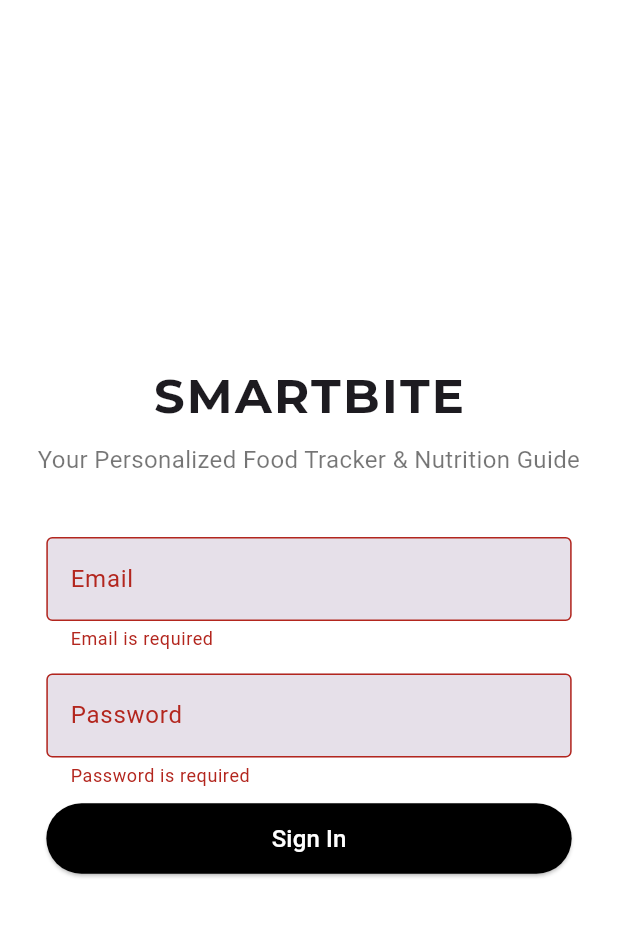
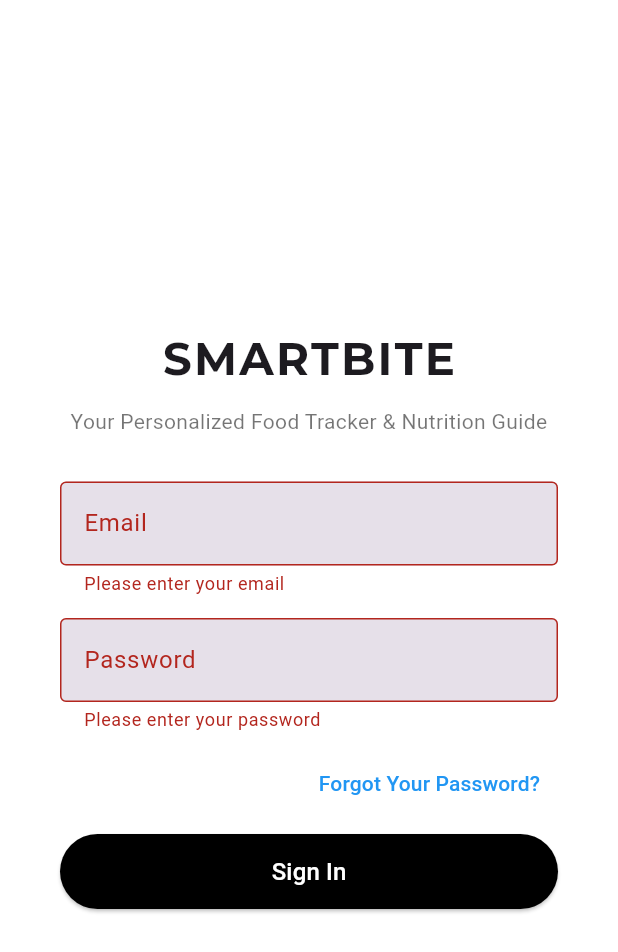
Before and after one commit to mariell00/AppDev, a Flutter app: the screen it shows after launch, after a tap on "Sign In", on a phone screen of 412 x 824 dp. Shown: the top 952 px of the screen. Run offline on Flutter 3.47's test engine with Material 3 defaults, Android fonts, the phone set to English and light mode, and no system bars.

Commit message:
Update login_page.dart

```diff
--- a/lib/login_page.dart
+++ b/lib/login_page.dart
@@ -24,115 +24,112 @@ class _LoginScreenState extends State<LoginScreen> {
   final TextEditingController _emailController = TextEditingController();
   final TextEditingController _passwordController = TextEditingController();
 
-  String? _validateEmail(String? value) {
-    if (value == null || value.isEmpty) {
-      return 'Email is required';
-    }
-    final emailRegex = RegExp(r'^[a-zA-Z0-9._%+-]+@[a-zA-Z0-9.-]+\.[a-zA-Z]{2,4}\$');
-    if (!emailRegex.hasMatch(value)) {
-      return 'Enter a valid email';
-    }
-    return null;
-  }
-
-  String? _validatePassword(String? value) {
-    if (value == null || value.isEmpty) {
-      return 'Password is required';
-    }
-    if (value.length < 6) {
-      return 'Password must be at least 6 characters';
-    }
-    return null;
-  }
-
-  void _submit() {
+  void _login() {
     if (_formKey.currentState!.validate()) {
-      print('Email: ${_emailController.text}, Password: ${_passwordController.text}');
+      print('Login Successful');
     }
   }
 
   @override
   Widget build(BuildContext context) {
-    final double screenWidth = MediaQuery.of(context).size.width;
-    final double fieldWidth = screenWidth > 600 ? 400 : screenWidth * 0.85;
-
     return Scaffold(
       backgroundColor: Colors.white,
-      body: Center(
-        child: Padding(
-          padding: const EdgeInsets.symmetric(horizontal: 20),
+      body: Padding(
+        padding: EdgeInsets.symmetric(horizontal: 40),
+        child: Center(
+          child: Form(
+            key: _formKey,
             child: Column(
-            mainAxisAlignment: MainAxisAlignment.center,
-            crossAxisAlignment: CrossAxisAlignment.center,
+              mainAxisSize: MainAxisSize.min,
               children: [
+                // App Title
                 Text(
                   'SMARTBITE',
                   style: TextStyle(
-                  fontSize: 32,
+                    fontSize: 30,
                     fontWeight: FontWeight.bold,
+                    letterSpacing: 1.5,
                     fontFamily: 'Montserrat',
-                  letterSpacing: 1.5,
                   ),
                 ),
-              SizedBox(height: 8),
+                SizedBox(height: 10),
                 Text(
                   'Your Personalized Food Tracker & Nutrition Guide',
                   textAlign: TextAlign.center,
-                style: TextStyle(fontSize: 16, color: Colors.black54),
+                  style: TextStyle(fontSize: 14, color: Colors.black54),
                 ),
-              SizedBox(height: 40),
+                SizedBox(height: 30),
 
-              Form(
-                key: _formKey,
-                child: Column(
-                  children: [
-                    SizedBox(
-                      width: fieldWidth,
-                      child: TextFormField(
+                // Email Field
+                TextFormField(
                   controller: _emailController,
-                        validator: _validateEmail,
+                  keyboardType: TextInputType.emailAddress,
                   decoration: InputDecoration(
                     labelText: 'Email',
                     border: OutlineInputBorder(),
                     filled: true,
                   ),
-                      ),
+                  validator: (value) {
+                    if (value == null || value.isEmpty) {
+                      return 'Please enter your email';
+                    } else if (!RegExp(r'^[a-zA-Z0-9._%+-]+@[a-zA-Z0-9.-]+\.[a-zA-Z]{2,4}\$').hasMatch(value)) {
+                      return 'Enter a valid email';
+                    }
+                    return null;
+                  },
                 ),
                 SizedBox(height: 15),
 
-                    SizedBox(
-                      width: fieldWidth,
-                      child: TextFormField(
+                // Password Field
+                TextFormField(
                   controller: _passwordController,
                   obscureText: true,
-                        validator: _validatePassword,
                   decoration: InputDecoration(
                     labelText: 'Password',
                     border: OutlineInputBorder(),
                     filled: true,
                   ),
+                  validator: (value) {
+                    if (value == null || value.isEmpty) {
+                      return 'Please enter your password';
+                    } else if (value.length < 6) {
+                      return 'Password must be at least 6 characters';
+                    }
+                    return null;
+                  },
+                ),
+                SizedBox(height: 10),
+
+                // Forgot Password
+                Align(
+                  alignment: Alignment.centerRight,
+                  child: TextButton(
+                    onPressed: () {
+                      print('Forgot Password Clicked');
+                    },
+                    child: Text(
+                      'Forgot Your Password?',
+                      style: TextStyle(color: Colors.blue),
+                    ),
                   ),
                 ),
                 SizedBox(height: 10),
-                  ],
-                ),
-              ),
 
-              SizedBox(
-                width: fieldWidth,
-                child: ElevatedButton(
-                  onPressed: _submit,
+                // Sign In Button
+                ElevatedButton(
+                  onPressed: _login,
                   style: ElevatedButton.styleFrom(
                     backgroundColor: Colors.black,
                     padding: EdgeInsets.symmetric(vertical: 12),
+                    minimumSize: Size(double.infinity, 50),
                   ),
                   child: Text(
                     'Sign In',
                     style: TextStyle(color: Colors.white, fontSize: 16),
                   ),
                 ),
+              ],
             ),
-            ],
           ),
         ),
       ),
```
Lines whose indentation alone changed are shown as unchanged.
